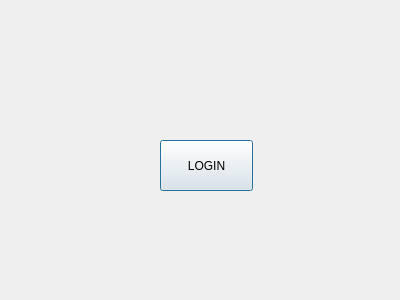
First picture: the form in QT/login_dialog.ui, repository worlddog/-idinfo, before the edit.
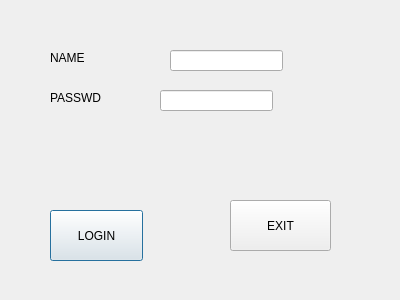
Second picture: the form after the edit.

The edit to the form file:
```diff
--- a/QT/login_dialog.ui
+++ b/QT/login_dialog.ui
@@ -16,8 +16,8 @@
   <widget class="QPushButton" name="pushButton">
    <property name="geometry">
     <rect>
-     <x>160</x>
-     <y>140</y>
+     <x>50</x>
+     <y>210</y>
      <width>93</width>
      <height>51</height>
     </rect>
@@ -26,6 +26,65 @@
     <string>LOGIN</string>
    </property>
   </widget>
+  <widget class="QPushButton" name="pushButton_2">
+   <property name="geometry">
+    <rect>
+     <x>230</x>
+     <y>200</y>
+     <width>101</width>
+     <height>51</height>
+    </rect>
+   </property>
+   <property name="text">
+    <string>EXIT</string>
+   </property>
+  </widget>
+  <widget class="QLabel" name="label">
+   <property name="geometry">
+    <rect>
+     <x>50</x>
+     <y>50</y>
+     <width>72</width>
+     <height>15</height>
+    </rect>
+   </property>
+   <property name="text">
+    <string>NAME</string>
+   </property>
+  </widget>
+  <widget class="QLabel" name="label_2">
+   <property name="geometry">
+    <rect>
+     <x>50</x>
+     <y>90</y>
+     <width>72</width>
+     <height>15</height>
+    </rect>
+   </property>
+   <property name="text">
+    <string>PASSWD</string>
+   </property>
+  </widget>
+  <widget class="QLineEdit" name="lineEdit">
+   <property name="geometry">
+    <rect>
+     <x>170</x>
+     <y>50</y>
+     <width>113</width>
+     <height>21</height>
+    </rect>
+   </property>
+  </widget>
+  <widget class="QLineEdit" name="lineEdit_2">
+   <property name="geometry">
+    <rect>
+     <x>160</x>
+     <y>90</y>
+     <width>113</width>
+     <height>21</height>
+    </rect>
+   </property>
+  </widget>
  </widget>
  <resources/>
  <connections>
```
